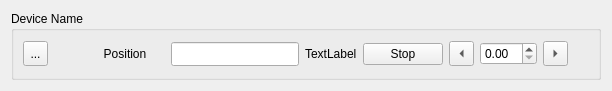
Before: the Qt Designer form bec_widgets/widgets/control/device_control/positioner_box/positioner_control_line/positioner_control_line.ui in bec-project/bec_widgets, drawn with Qt 5.
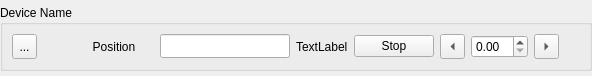
After: the same form once the commit is applied. Custom widgets are drawn as their Qt base class.

Commit message: fix(positioner_box): remove CompactPopupWidget inheritance

Patch:
```diff
--- a/bec_widgets/widgets/control/device_control/positioner_box/positioner_control_line/positioner_control_line.ui
+++ b/bec_widgets/widgets/control/device_control/positioner_box/positioner_control_line/positioner_control_line.ui
@@ -2,12 +2,18 @@
 <ui version="4.0">
  <class>Form</class>
  <widget class="QWidget" name="Form">
+  <property name="sizePolicy">
+   <sizepolicy hsizetype="Expanding" vsizetype="Fixed">
+    <horstretch>0</horstretch>
+    <verstretch>0</verstretch>
+   </sizepolicy>
+  </property>
   <property name="geometry">
    <rect>
     <x>0</x>
     <y>0</y>
-    <width>612</width>
-    <height>91</height>
+    <width>592</width>
+    <height>76</height>
    </rect>
   </property>
   <property name="minimumSize">
@@ -26,8 +32,29 @@
    <string>Form</string>
   </property>
   <layout class="QVBoxLayout" name="verticalLayout">
+   <property name="spacing">
+    <number>0</number>
+   </property>
+   <property name="leftMargin">
+    <number>0</number>
+   </property>
+   <property name="topMargin">
+    <number>0</number>
+   </property>
+   <property name="rightMargin">
+    <number>0</number>
+   </property>
+   <property name="bottomMargin">
+    <number>0</number>
+   </property>
    <item>
     <widget class="QGroupBox" name="device_box">
+     <property name="sizePolicy">
+      <sizepolicy hsizetype="Expanding" vsizetype="Fixed">
+       <horstretch>0</horstretch>
+       <verstretch>0</verstretch>
+      </sizepolicy>
+     </property>
      <property name="title">
       <string>Device Name</string>
      </property>
@@ -227,12 +254,12 @@
  <customwidgets>
   <customwidget>
    <class>PositionIndicator</class>
-   <extends>QWidget</extends>
+   <extends></extends>
    <header>position_indicator</header>
   </customwidget>
   <customwidget>
    <class>SpinnerWidget</class>
-   <extends>QWidget</extends>
+   <extends></extends>
    <header>spinner_widget</header>
   </customwidget>
  </customwidgets>
```
The commit also changes 8 other files.
